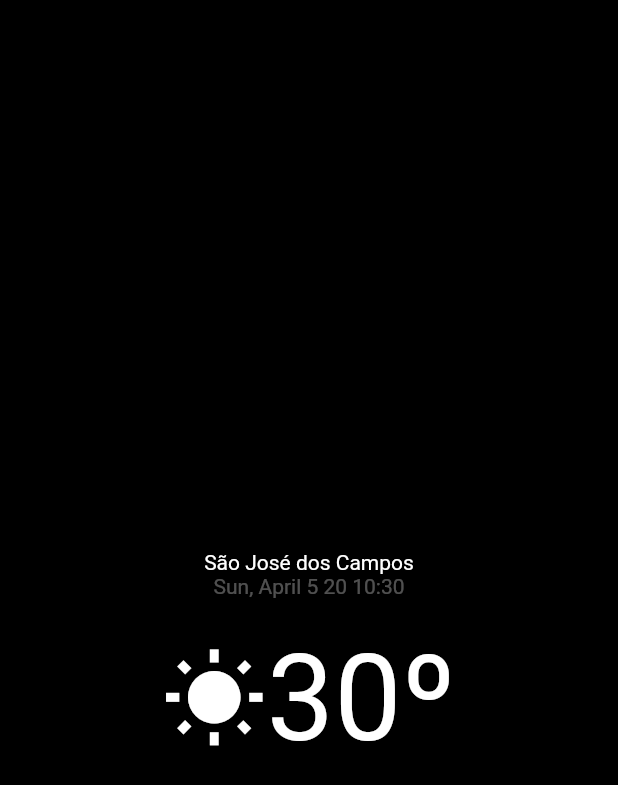
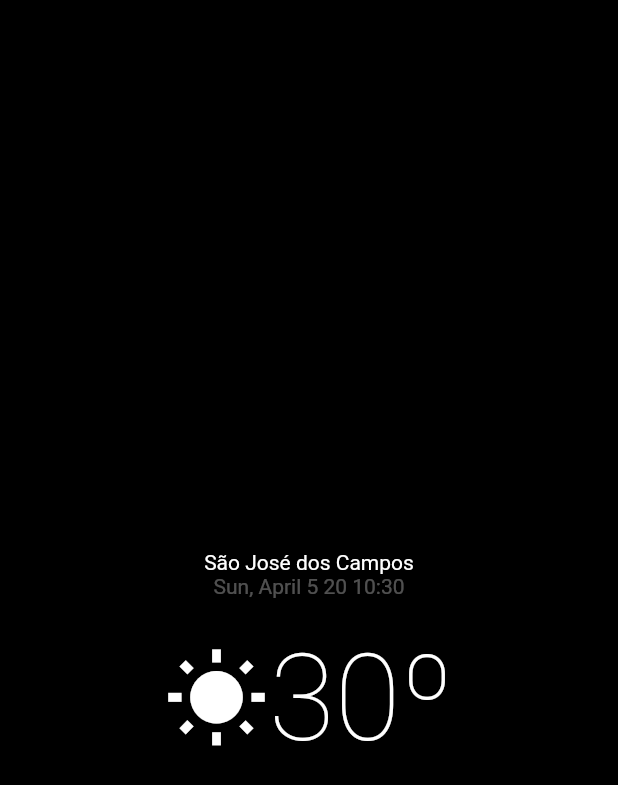
Before and after one commit to jeanffc/weather_app2, a Flutter app: the screen it shows after launch, on a phone screen of 412 x 824 dp. Shown: the top 785 px of the screen. Run offline on Flutter 3.47's test engine with Material 2 defaults, Android fonts, the phone set to English and light mode, and no system bars.

Commit message:
updated temperature style

```diff
--- a/lib/src/screens/weather_screen.dart
+++ b/lib/src/screens/weather_screen.dart
@@ -52,7 +52,10 @@ class _WeatherScreenState extends State<WeatherScreen> {
                     ),
                     Text(
                       "30º",
-                      style: TextStyle(color: Colors.white, fontSize: 80),
+                      style: TextStyle(
+                          color: Colors.white,
+                          fontWeight: FontWeight.w100,
+                          fontSize: 80),
                     ),
                   ],
                 )
```
